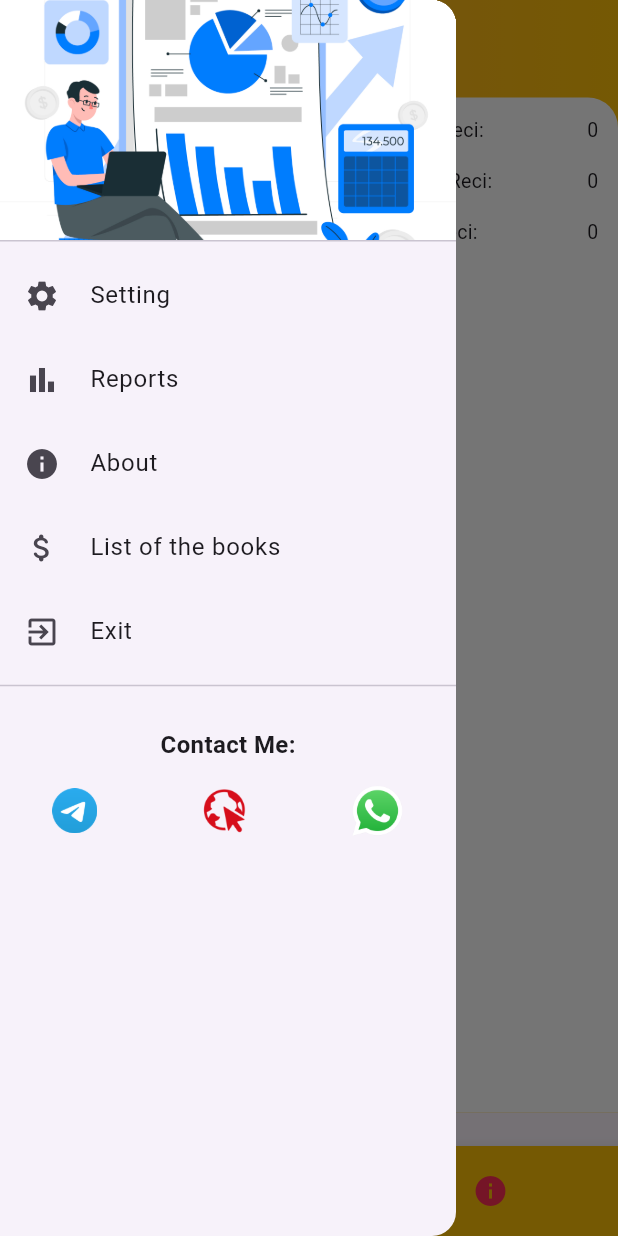
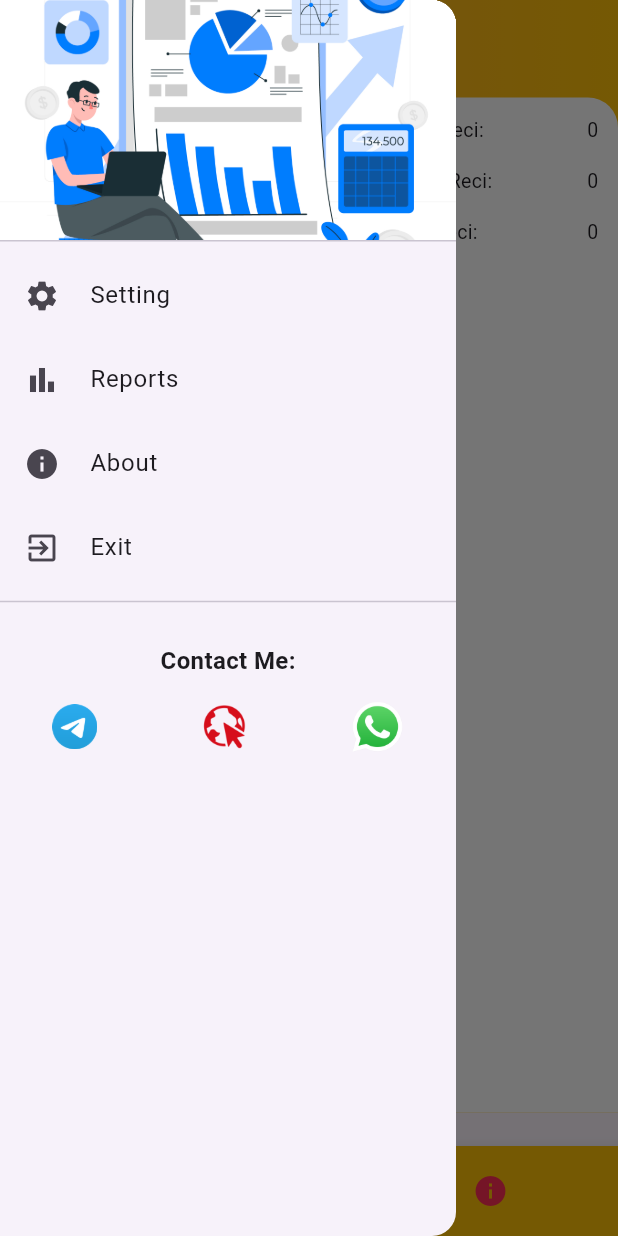
Before and after one commit to mhussainyousof/Hesabnegar, a Flutter app: the screen it shows after launch, item 2 of the bottom bar chosen, with the side drawer open, on a phone screen of 412 x 824 dp. Run offline on Flutter 3.47's test engine with Material 3 defaults, Android fonts, the phone set to English and light mode, and no system bars; drawn by our look-alikes of animated_bottom_navigation_bar; our stand-ins replace awesome_notifications, blurrycontainer, fl_chart, flutter_neumorphic, flutter_svg, get and 2 more; missing offline and left inert: cron, persian_datetime_picker, popup_menu, searchbar_animation; accounts and stored records are empty.

Commit message:
Books Screen were Deleted

```diff
--- /dev/null
+++ b/devtools_options.yaml
@@ -0,0 +1,3 @@
+description: This file stores settings for Dart & Flutter DevTools.
+documentation: https://docs.flutter.dev/tools/devtools/extensions#configure-extension-enablement-states
+extensions:
--- a/lib/pages/add_edit_transaction/transaction_screen.dart
+++ b/lib/pages/add_edit_transaction/transaction_screen.dart
@@ -36,12 +36,12 @@
               onTap: (){
                 Get.back();
               },
-              child: Icon(Icons.arrow_back,
+              child: const Icon(Icons.arrow_back,
               size: 25,
               color: Colors.black54,
               ),
             ),
-            Spacer(),
+            const Spacer(),
             Text(
                       Get.find<ListController>().isEditing
                           ? 'ویرایش تراکنش'.tr
@@ -51,7 +51,7 @@
                         fontWeight: FontWeight.bold,
                         color: Colors.white
                       )),
-            Spacer(),
+            const Spacer(),
           ]
           ),
         // Container(
--- a/lib/pages/auth/delet_pass.dart
+++ b/lib/pages/auth/delet_pass.dart
@@ -31,7 +31,7 @@
                     Get.back();
                     },
                     child: const Icon(Icons.arrow_back, color: Colors.black54, size: 27,)),
-                Spacer(),
+                const Spacer(),
                  Text(
                   'حذف گذرواژه'.tr,
                   style: const TextStyle(
@@ -39,7 +39,7 @@
                       color: Colors.white,
                       fontSize: 18),
                 ),
-                Spacer(),
+                const Spacer(),
               ],
             ),
 
--- a/lib/pages/auth/set_password.dart
+++ b/lib/pages/auth/set_password.dart
@@ -28,16 +28,16 @@
               onTap: (){
                 Get.back();
               },
-              child: Icon(Icons.arrow_back, color: Colors.black54,size: 27,),
+              child: const Icon(Icons.arrow_back, color: Colors.black54,size: 27,),
             ),
-            Spacer(),
+            const Spacer(),
             Text(
                 'تنظیم گذرواژه'.tr,
                 style: const TextStyle(
                     fontWeight: FontWeight.bold,
                     color: Colors.white,
                     fontSize: 18),),
-                    Spacer()
+                    const Spacer()
           ]
         ),
 
--- a/lib/pages/books/books_screen.dart
+++ /dev/null
@@ -1,75 +0,0 @@
-import 'package:flutter/material.dart';
-import 'package:flutter_neumorphic/flutter_neumorphic.dart';
-import 'book_list.dart';
-
-class BooksScreen extends StatelessWidget {
-  const BooksScreen({super.key});
-
-  @override
-  Widget build(BuildContext context) {
-    return const SafeArea(
-        child: Scaffold(
-            resizeToAvoidBottomInset: false,
-
-            //
-            //
-            //! HEADER PART
-            body: BookList()));
-  }
-}
-
-class Book {
-  final String title;
-  final String image;
-  final String subtite;
-  Book({
-    required this.title,
-    required this.image,
-    required this.subtite,
-  });
-}
-
-final List<Book> books = [
-  Book(
-    title: 'پدر پول دار، پدر بی پول',
-    image: 'assets/images/father.jpg',
-    subtite: 'رابرت کیوساکی و شارون لیچر',
-  ),
-  Book(
-      title: 'روان شناسی پول',
-      image: 'assets/images/money.jpg',
-      subtite: 'مورگان هاوسل'),
-  Book(
-      title: 'رسیدن به استقلال مالی',
-      image: 'assets/images/reach.jpg',
-      subtite: 'برایان تریسی'),
-  Book(
-      title: 'اسرار ذهن ثروت مند',
-      image: 'assets/images/secret.jpg',
-      subtite: 'تی. هارواکر'),
-  Book(
-      title: 'مدیریت مالی موفق',
-      image: 'assets/images/success.jpg',
-      subtite: 'رابرت کیوساکی'),
-  Book(
-      title: 'سیستم های مدیریت هزینه',
-      image: 'assets/images/system.jpg',
-      subtite: 'سید مهدی سید مطهری'),
-];
-
-class FullScreenImage extends StatelessWidget {
-  final String imagePath;
-
-  const FullScreenImage(this.imagePath, {super.key});
-
-  @override
-  Widget build(BuildContext context) {
-    return Scaffold(
-      body: Center(
-        child: InteractiveViewer(
-          child: Image.asset(imagePath),
-        ),
-      ),
-    );
-  }
-}
--- a/lib/routes/routes.dart
+++ b/lib/routes/routes.dart
@@ -5,7 +5,6 @@
 import 'package:me/pages/auth/login_screen.dart';
 import 'package:me/pages/auth/set_password.dart';
 import '../pages/describe_app/about_page.dart';
-import '../pages/books/books_screen.dart';
 import '../pages/info_screen/info_screen.dart';
 import '../pages/setting/setting.dart';
 import '../pages/splash/splash_screen.dart';
@@ -21,7 +20,6 @@
         GetPage(name: '/loginscreen', page: ()=> LoginPage()),
         GetPage(name: '/deletscreen', page: ()=> DeletPage()),
         GetPage(name: '/aboutscreen', page: ()=> const AboutScreen()),
-        GetPage(name: '/booksscreen', page: ()=> const BooksScreen()),
         GetPage(name: '/SplashScreen', page: ()=> const SplashScreen()),
       ];
 }
--- a/lib/widgets/drawer.dart
+++ b/lib/widgets/drawer.dart
@@ -2,7 +2,6 @@
 import 'package:flutter/services.dart';
 import 'package:get/get.dart';
 import 'package:me/controllers/manage_errors/dialog.dart';
-import 'package:me/pages/books/books_screen.dart';
 import 'package:me/pages/setting/setting.dart';
 import '../pages/describe_app/about_page.dart';
 import 'package:url_launcher/url_launcher.dart';
@@ -71,20 +70,7 @@
             Get.to(() => const AboutScreen());
           },
         ),
-        ListTile(
-          title: Row(
-            children: [
-              const Icon(Icons.attach_money_rounded),
-              const SizedBox(
-                width: 20,
-              ),
-              Text('لیست کتاب ها'.tr),
-            ],
-          ),
-          onTap: () {
-            Get.to(() => const BooksScreen());
-          },
-        ),
+
         ListTile(
           title: Row(
             children: [
--- a/pubspec.yaml
+++ b/pubspec.yaml
@@ -21,7 +21,7 @@
   flutter_svg: ^2.0.10+1
   hive: ^2.2.3
   hive_flutter: ^1.1.0
-  persian_datetime_picker: ^2.6.0
+  persian_datetime_picker: ^3.1.0
   fl_chart: ^0.68.0
   shamsi_date:
   blurrycontainer: ^2.1.0
```
Also changed, not shown: lib/pages/books/book_list.dart (deleted, +0 -147 lines), lib/pages/home/home_screen.dart (+6 -3 lines), pubspec.lock, 1 other file.
